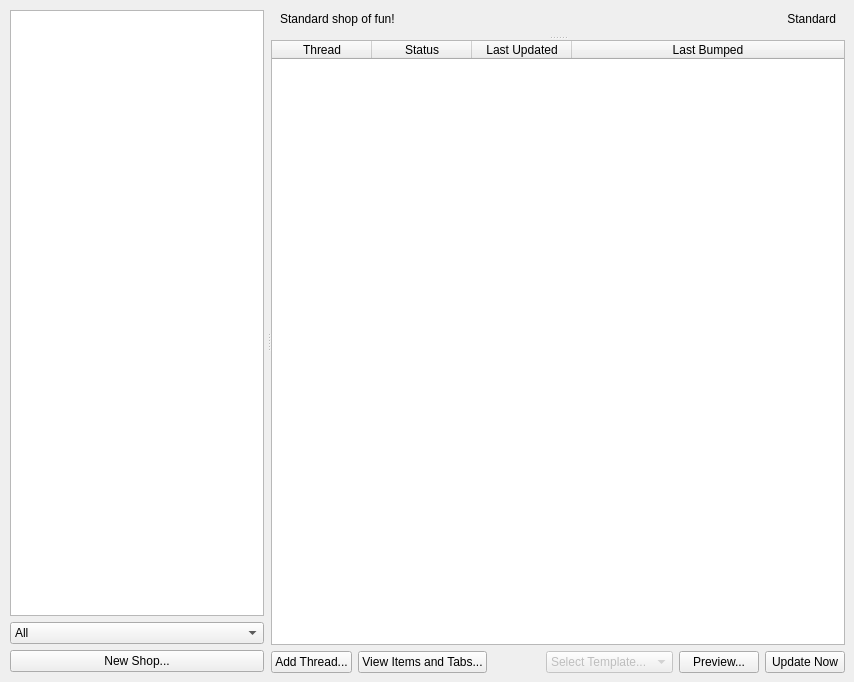
Novynn/Adamant, file plugins/AdamantShop/shopviewer.ui: the form before one commit.
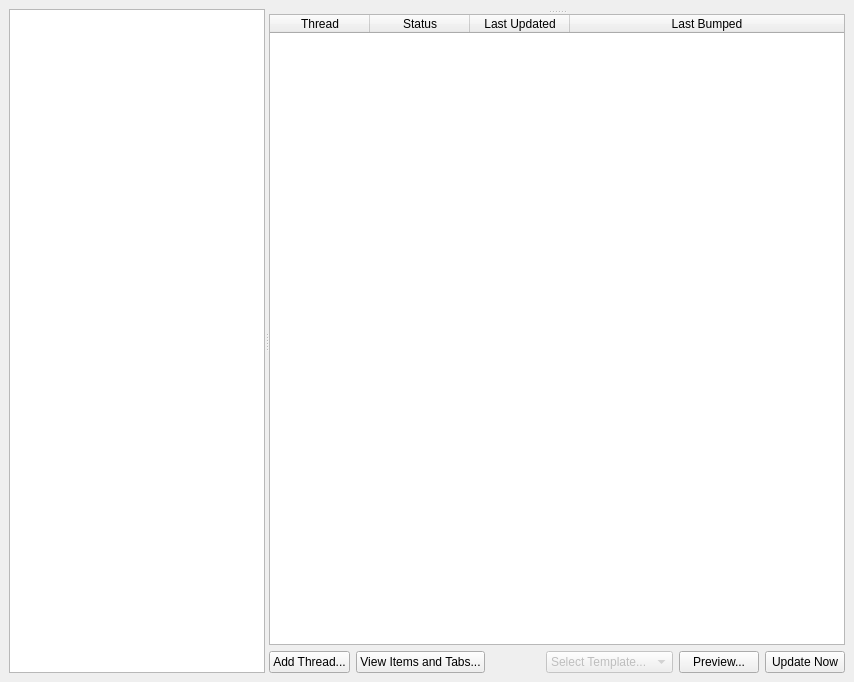
The form after the commit. Custom widgets are drawn as their Qt base class.

Commit message: Updated how Shops work, you can now only have one per league. Added banner images and moved resource files into a subdirectory

Diff of the .ui file:
```diff
--- a/plugins/AdamantShop/shopviewer.ui
+++ b/plugins/AdamantShop/shopviewer.ui
@@ -55,16 +55,16 @@
       </property>
       <layout class="QVBoxLayout" name="verticalLayout">
        <property name="leftMargin">
-        <number>1</number>
+        <number>0</number>
        </property>
        <property name="topMargin">
-        <number>1</number>
+        <number>0</number>
        </property>
        <property name="rightMargin">
-        <number>1</number>
+        <number>0</number>
        </property>
        <property name="bottomMargin">
-        <number>1</number>
+        <number>0</number>
        </property>
        <item>
         <widget class="QListWidget" name="listWidget">
@@ -83,30 +83,19 @@
          <property name="contextMenuPolicy">
           <enum>Qt::CustomContextMenu</enum>
          </property>
-        </widget>
-       </item>
-       <item>
-        <widget class="QComboBox" name="leagueBox">
-         <item>
-          <property name="text">
-           <string>All</string>
-          </property>
-         </item>
-        </widget>
-       </item>
-       <item>
-        <layout class="QHBoxLayout" name="horizontalLayout_3">
-         <property name="bottomMargin">
-          <number>0</number>
+         <property name="autoFillBackground">
+          <bool>true</bool>
          </property>
-         <item>
-          <widget class="QPushButton" name="newShopButton">
-           <property name="text">
-            <string>New Shop...</string>
-           </property>
-          </widget>
-         </item>
-        </layout>
+         <property name="editTriggers">
+          <set>QAbstractItemView::NoEditTriggers</set>
+         </property>
+         <property name="alternatingRowColors">
+          <bool>false</bool>
+         </property>
+         <property name="uniformItemSizes">
+          <bool>true</bool>
+         </property>
+        </widget>
        </item>
       </layout>
      </widget>
@@ -130,64 +119,6 @@
        <property name="bottomMargin">
         <number>0</number>
        </property>
-       <item>
-        <layout class="QHBoxLayout" name="horizontalLayout_2">
-         <property name="sizeConstraint">
-          <enum>QLayout::SetMaximumSize</enum>
-         </property>
-         <property name="leftMargin">
-          <number>9</number>
-         </property>
-         <property name="rightMargin">
-          <number>9</number>
-         </property>
-         <property name="bottomMargin">
-          <number>0</number>
-         </property>
-         <item>
-          <widget class="QLabel" name="nameLabel">
-           <property name="sizePolicy">
-            <sizepolicy hsizetype="Preferred" vsizetype="Preferred">
-             <horstretch>0</horstretch>
-             <verstretch>0</verstretch>
-            </sizepolicy>
-           </property>
-           <property name="text">
-            <string>Standard shop of fun!</string>
-           </property>
-          </widget>
-         </item>
-         <item>
-          <spacer name="horizontalSpacer">
-           <property name="orientation">
-            <enum>Qt::Horizontal</enum>
-           </property>
-           <property name="sizeHint" stdset="0">
-            <size>
-             <width>40</width>
-             <height>20</height>
-            </size>
-           </property>
-          </spacer>
-         </item>
-         <item>
-          <widget class="QLabel" name="leagueLabel">
-           <property name="sizePolicy">
-            <sizepolicy hsizetype="Preferred" vsizetype="Preferred">
-             <horstretch>0</horstretch>
-             <verstretch>0</verstretch>
-            </sizepolicy>
-           </property>
-           <property name="text">
-            <string>Standard</string>
-           </property>
-           <property name="alignment">
-            <set>Qt::AlignRight|Qt::AlignTrailing|Qt::AlignVCenter</set>
-           </property>
-          </widget>
-         </item>
-        </layout>
-       </item>
        <item>
         <widget class="QSplitter" name="splitter_2">
          <property name="orientation">
@@ -205,13 +136,13 @@
             <number>0</number>
            </property>
            <property name="leftMargin">
-            <number>9</number>
+            <number>0</number>
            </property>
            <property name="topMargin">
             <number>0</number>
            </property>
            <property name="rightMargin">
-            <number>9</number>
+            <number>0</number>
            </property>
            <property name="bottomMargin">
             <number>0</number>
```
The commit also changes 1036 other files.
